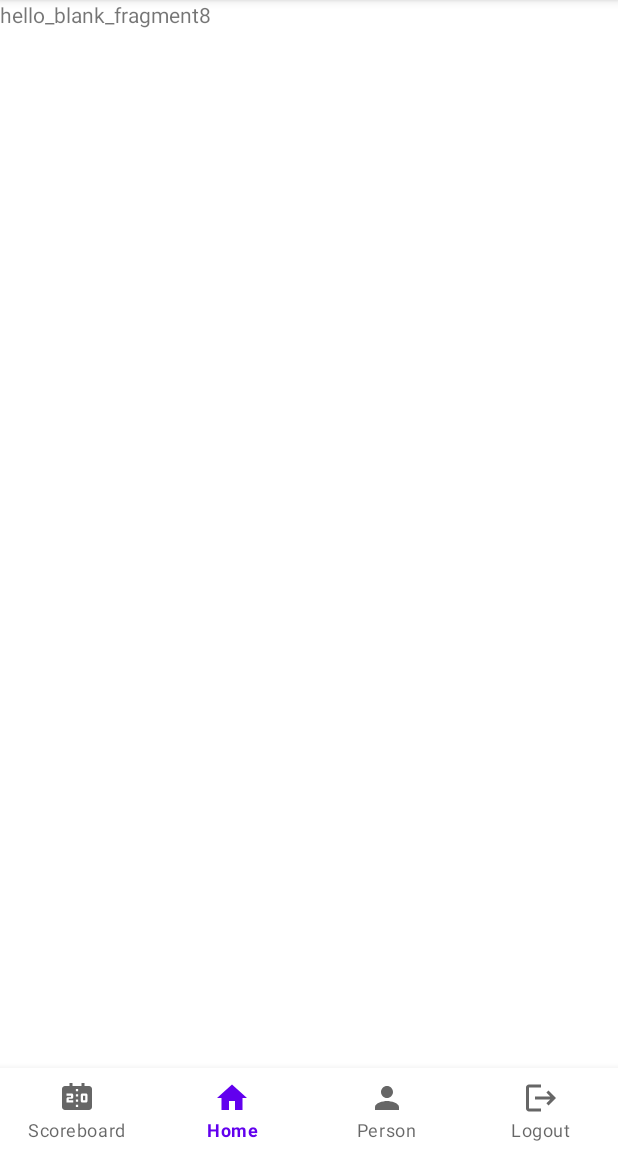
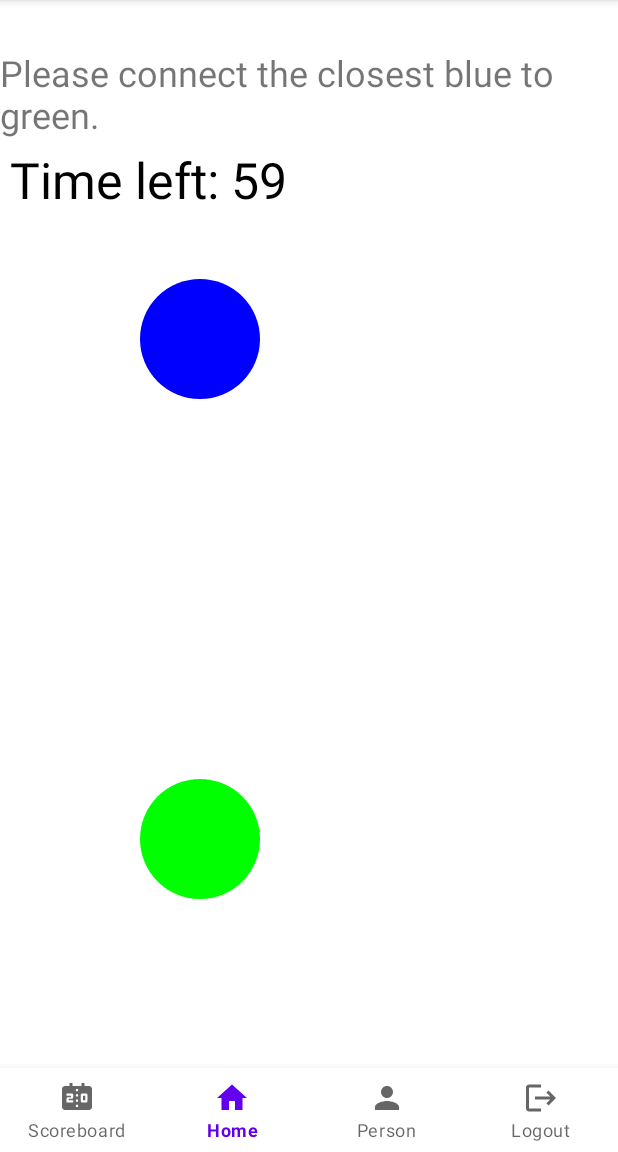
Before and after one commit to ckkwokeric/SEHS4681_gp_grp2, an Android app: the fragment Level8Fragment placed in its activity, on a phone screen of 412 x 824 dp, the part 84-1236 px from its top. Run offline under Robolectric (Android 15) with nearby library versions, the phone set to English and light mode, and no system bars.

Commit message:
Update Level8(Jason)

```diff
--- /dev/null
+++ b/app/src/main/java/com/example/sehs4681_gp_grp2/Jason/CustomGameView.java
@@ -0,0 +1,192 @@
+package com.example.sehs4681_gp_grp2.Jason;
+
+import android.content.Context;
+import android.graphics.Canvas;
+import android.graphics.Color;
+import android.graphics.Paint;
+import android.graphics.PointF;
+import android.os.CountDownTimer;
+import android.util.AttributeSet;
+import android.util.SparseArray;
+import android.view.MotionEvent;
+import android.view.View;
+
+public class CustomGameView extends View {
+    private CountDownTimer countDownTimer;
+    private int timeLeft;
+    private static final int INITIAL_TIME_LIMIT = 60; // Time limit in seconds
+    private Paint circlePaint;
+    private Paint targetPaint;
+    private int circleRadius = 60;
+
+    // Circles and target positions
+    private PointF[] circlePositions = new PointF[2];
+    private PointF[] targetPositions = new PointF[2];
+
+    // Active pointer IDs and their positions
+    private SparseArray<PointF> activePointers = new SparseArray<>();
+
+    private boolean gameWon = false;
+    private final Paint paint = new Paint();
+
+    public CustomGameView(Context context) {
+        super(context);
+        init();
+    }
+
+    public CustomGameView(Context context, AttributeSet attrs) {
+        super(context, attrs);
+        init();
+    }
+
+    public CustomGameView(Context context, AttributeSet attrs, int defStyleAttr) {
+        super(context, attrs, defStyleAttr);
+        init();
+    }
+
+    private void init() {
+        circlePaint = new Paint();
+        circlePaint.setColor(Color.BLUE);
+        circlePaint.setStyle(Paint.Style.FILL);
+
+        targetPaint = new Paint();
+        targetPaint.setColor(Color.GREEN);
+        targetPaint.setStyle(Paint.Style.FILL);
+
+        // Initialize circle and target positions
+        circlePositions[0] = new PointF(200, 200);
+        circlePositions[1] = new PointF(1000, 300);
+        targetPositions[0] = new PointF(200, 700);
+        targetPositions[1] = new PointF(800, 1000);
+    }
+
+    @Override
+    protected void onDraw(Canvas canvas) {
+        super.onDraw(canvas);
+
+        // Draw the timer
+        paint.setTextSize(50);
+        paint.setColor(Color.BLACK);
+        canvas.drawText("Time left: " + timeLeft, 10, 60, paint);
+
+
+        // Draw circles
+        for (PointF position : circlePositions) {
+            canvas.drawCircle(position.x, position.y, circleRadius, circlePaint);
+        }
+
+        // Draw targets
+        for (PointF position : targetPositions) {
+            canvas.drawCircle(position.x, position.y, circleRadius, targetPaint);
+        }
+    }
+
+    @Override
+    public boolean onTouchEvent(MotionEvent event) {
+        int action = event.getActionMasked();
+        int index = event.getActionIndex();
+        int pointerId = event.getPointerId(index);
+
+        if (action == MotionEvent.ACTION_DOWN || action == MotionEvent.ACTION_POINTER_DOWN) {
+            // Add new pointer
+            PointF touchPoint = new PointF(event.getX(index), event.getY(index));
+            activePointers.put(pointerId, touchPoint);
+
+            updateCirclePositions(touchPoint, pointerId);
+        } else if (action == MotionEvent.ACTION_MOVE) {
+            // Update pointer positions
+            for (int i = 0; i < event.getPointerCount(); i++) {
+                pointerId = event.getPointerId(i);
+                PointF touchPoint = new PointF(event.getX(i), event.getY(i));
+                activePointers.put(pointerId, touchPoint);
+
+                updateCirclePositions(touchPoint, pointerId);
+            }
+        } else if (action == MotionEvent.ACTION_UP || action == MotionEvent.ACTION_POINTER_UP || action == MotionEvent.ACTION_CANCEL) {
+            // Remove pointer
+            activePointers.remove(pointerId);
+        }
+
+        invalidate();
+        return true;
+    }
+
+    private void updateCirclePositions(PointF touchPoint, int pointerId) {
+        for (int i = 0; i < circlePositions.length; i++) {
+            PointF position = circlePositions[i];
+            if (isWithinCircle(position, touchPoint, circleRadius)) {
+                position.set(touchPoint);
+                break;
+            }
+        }
+
+        checkWinCondition();
+    }
+
+    public interface OnGameWonListener {
+        void onGameWon();
+    }
+
+    public void startTimer() {
+        gameWon = false;
+        timeLeft = INITIAL_TIME_LIMIT;
+        countDownTimer = new CountDownTimer(INITIAL_TIME_LIMIT * 1000, 1000) {
+            @Override
+            public void onTick(long millisUntilFinished) {
+                timeLeft = (int) (millisUntilFinished / 1000);
+                invalidate();
+            }
+
+            @Override
+            public void onFinish() {
+                if (!gameWon) {
+                    onGameLostListener.run();
+                }
+            }
+        }.start();
+    }
+
+    public void stopTimer() {
+        if (countDownTimer != null) {
+            countDownTimer.cancel();
+        }
+    }
+
+    private Runnable onGameLostListener;
+
+    public void setOnGameLostListener(Runnable onGameLostListener) {
+        this.onGameLostListener = onGameLostListener;
+    }
+
+
+    private OnGameWonListener onGameWonListener;
+
+    public void setOnGameWonListener(OnGameWonListener listener) {
+        this.onGameWonListener = listener;
+    }
+
+    private boolean isWithinCircle(PointF circlePosition, PointF touchPosition, float circleRadius) {
+        float dx = circlePosition.x - touchPosition.x;
+        float dy = circlePosition.y - touchPosition.y;
+        return dx * dx + dy * dy < circleRadius * circleRadius;
+    }
+
+    private void checkWinCondition() {
+        boolean allCirclesOnTargets = true;
+
+        for (int i = 0; i < circlePositions.length; i++) {
+            if (!isWithinCircle(targetPositions[i], circlePositions[i], circleRadius)) {
+                allCirclesOnTargets = false;
+                break;
+            }
+        }
+
+        if (allCirclesOnTargets && !gameWon) {
+            gameWon = true;
+            stopTimer();
+            if (onGameWonListener != null) {
+                onGameWonListener.onGameWon();
+            }
+        }
+    }
+}
--- a/app/src/main/java/com/example/sehs4681_gp_grp2/Jason/Level8Fragment.java
+++ b/app/src/main/java/com/example/sehs4681_gp_grp2/Jason/Level8Fragment.java
@@ -3,64 +3,58 @@ package com.example.sehs4681_gp_grp2.Jason;
 import android.os.Bundle;
 
 import androidx.fragment.app.Fragment;
+import androidx.fragment.app.FragmentManager;
+import androidx.fragment.app.FragmentTransaction;
 
 import android.view.LayoutInflater;
 import android.view.View;
 import android.view.ViewGroup;
+import android.widget.Button;
+import android.widget.TextView;
 
+import com.example.sehs4681_gp_grp2.HomeFragment;
 import com.example.sehs4681_gp_grp2.R;
 
-/**
- * A simple {@link Fragment} subclass.
- * Use the {@link Level8Fragment#newInstance} factory method to
- * create an instance of this fragment.
- */
-public class Level8Fragment extends Fragment {
+public class Level8Fragment extends Fragment implements View.OnClickListener {
 
-    // TODO: Rename parameter arguments, choose names that match
-    // the fragment initialization parameters, e.g. ARG_ITEM_NUMBER
-    private static final String ARG_PARAM1 = "param1";
-    private static final String ARG_PARAM2 = "param2";
-
-    // TODO: Rename and change types of parameters
-    private String mParam1;
-    private String mParam2;
+    private Button btn;
 
     public Level8Fragment() {
         // Required empty public constructor
     }
 
-    /**
-     * Use this factory method to create a new instance of
-     * this fragment using the provided parameters.
-     *
-     * @param param1 Parameter 1.
-     * @param param2 Parameter 2.
-     * @return A new instance of fragment Level8Fragment.
-     */
-    // TODO: Rename and change types and number of parameters
-    public static Level8Fragment newInstance(String param1, String param2) {
-        Level8Fragment fragment = new Level8Fragment();
-        Bundle args = new Bundle();
-        args.putString(ARG_PARAM1, param1);
-        args.putString(ARG_PARAM2, param2);
-        fragment.setArguments(args);
-        return fragment;
+    @Override
+    public View onCreateView(LayoutInflater inflater, ViewGroup container, Bundle savedInstanceState) {
+        View view = inflater.inflate(R.layout.fragment_level8, container, false);
+
+        CustomGameView customGameView = view.findViewById(R.id.customGameView);
+        TextView gameStatusTextView = view.findViewById(R.id.gameStatusTextView);
+        btn = view.findViewById(R.id.btn_next2);
+        btn.setOnClickListener(this);
+
+        customGameView.setOnGameWonListener(() -> {
+            gameStatusTextView.setText("Congratulations! You won the game!");
+            gameStatusTextView.setVisibility(View.VISIBLE);
+            btn.setVisibility(View.VISIBLE);
+        });
+
+        customGameView.setOnGameLostListener(() -> {
+            gameStatusTextView.setText("Time's up! You lost the game.");
+            gameStatusTextView.setVisibility(View.VISIBLE);
+        });
+
+        customGameView.startTimer();
+
+        return view;
     }
 
     @Override
-    public void onCreate(Bundle savedInstanceState) {
-        super.onCreate(savedInstanceState);
-        if (getArguments() != null) {
-            mParam1 = getArguments().getString(ARG_PARAM1);
-            mParam2 = getArguments().getString(ARG_PARAM2);
-        }
-    }
-
-    @Override
-    public View onCreateView(LayoutInflater inflater, ViewGroup container,
-                             Bundle savedInstanceState) {
-        // Inflate the layout for this fragment
-        return inflater.inflate(R.layout.fragment_level8, container, false);
+    public void onClick(View view) {
+        FragmentManager fragmentManager = getParentFragmentManager();
+        FragmentTransaction fragmentTransaction = fragmentManager.beginTransaction();
+        HomeFragment homeFragment = new HomeFragment();
+        fragmentTransaction.replace(R.id.flFragment, homeFragment);
+        fragmentTransaction.addToBackStack(null);
+        fragmentTransaction.commit();
     }
 }
--- a/app/src/main/res/layout/fragment_level8.xml
+++ b/app/src/main/res/layout/fragment_level8.xml
@@ -5,10 +5,46 @@
     android:layout_height="match_parent"
     tools:context=".Jason.Level8Fragment">
 
-    <!-- TODO: Update blank fragment layout -->
-    <TextView
+    <RelativeLayout
         android:layout_width="match_parent"
-        android:layout_height="match_parent"
-        android:text="hello_blank_fragment8" />
+        android:layout_height="match_parent">
+
+        <TextView
+            android:id="@+id/question_text2"
+            android:layout_width="wrap_content"
+            android:layout_height="wrap_content"
+            android:text="Please connect the closest blue to green."
+            android:textSize="24sp"
+            android:layout_marginTop="32dp"
+            android:layout_centerHorizontal="true"
+            android:layout_alignParentTop="true" />
+
+        <com.example.sehs4681_gp_grp2.Jason.CustomGameView
+            android:id="@+id/customGameView"
+            android:layout_below="@id/question_text2"
+            android:layout_width="match_parent"
+            android:layout_height="match_parent" />
+
+        <TextView
+            android:id="@+id/gameStatusTextView"
+            android:layout_width="wrap_content"
+            android:layout_height="wrap_content"
+            android:textSize="24sp"
+            android:textColor="@android:color/black"
+            android:layout_centerInParent="true"
+            android:visibility="gone" />
+
+        <Button
+            android:id="@+id/btn_next2"
+            android:layout_width="wrap_content"
+            android:layout_height="wrap_content"
+            android:layout_alignParentBottom="true"
+            android:layout_centerHorizontal="true"
+            android:layout_marginBottom="224dp"
+            android:layout_below="@id/gameStatusTextView"
+            android:visibility="gone"
+            android:text="Next Level" />
+
+    </RelativeLayout>
 
 </FrameLayout>
```
Also changed, not shown: app/src/main/java/com/example/sehs4681_gp_grp2/Jason/Level7Fragment.java (+0 -7 lines).
